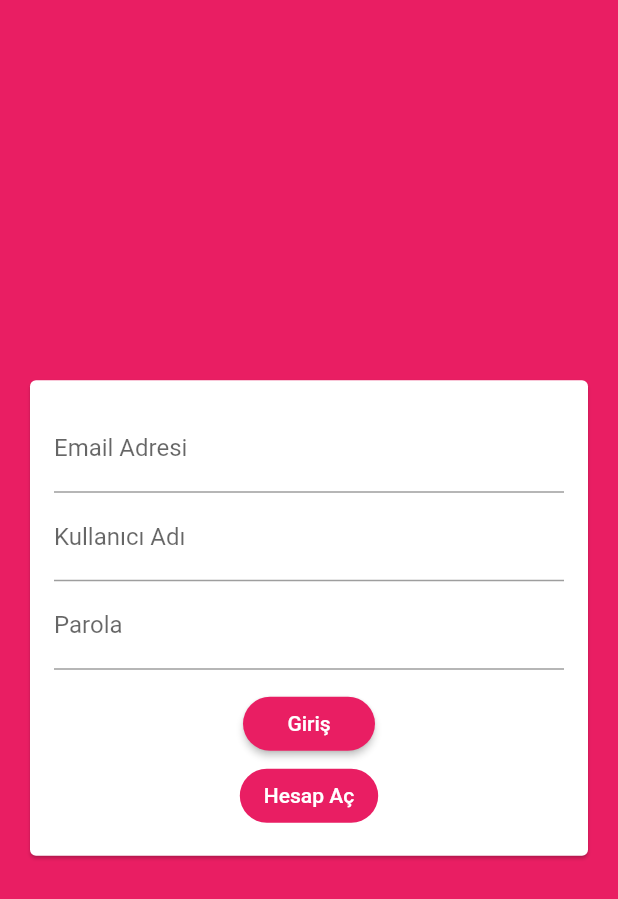
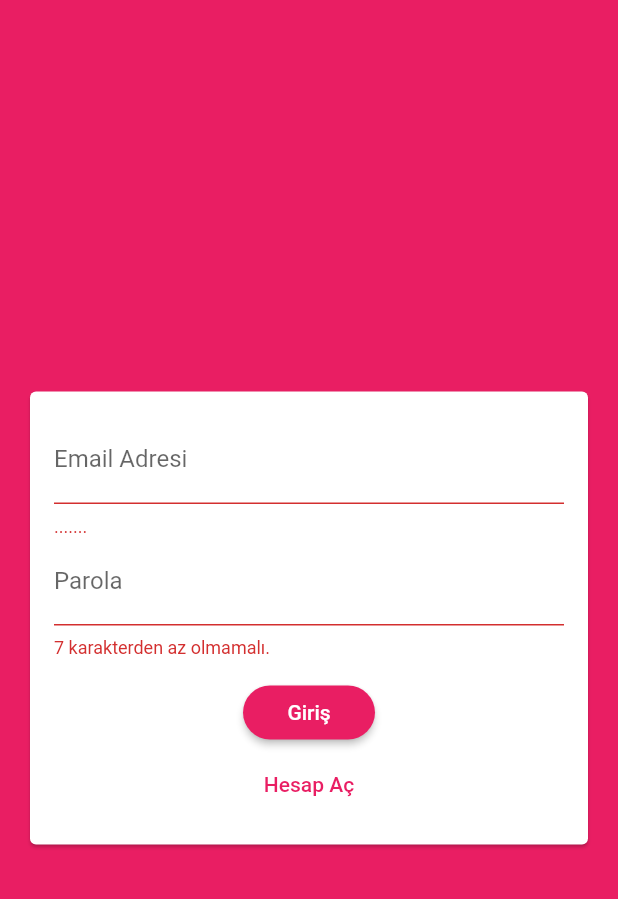
Before and after one commit to Ramekici/flutter-firebase-chat, a Flutter app: the screen it shows after launch, after a tap on "Giriş", on a phone screen of 412 x 824 dp. Shown: the top 899 px of the screen. Run offline on Flutter 3.47's test engine with Material 2 defaults, Android fonts, the phone set to English and light mode, and no system bars; our stand-ins replace cloud_firestore, firebase_auth, firebase_core; accounts and stored records are empty.

Commit message:
second update

```diff
--- a/lib/main.dart
+++ b/lib/main.dart
@@ -1,17 +1,24 @@
 import 'package:flutter/material.dart';
+import 'package:firebase_core/firebase_core.dart';
+import 'package:firebase_auth/firebase_auth.dart';
 import './pages/auth_page.dart';
 import './pages/chat_page.dart';
-
-
 
 void main() {
   runApp(MyApp());
 }
 
 class MyApp extends StatelessWidget {
-  // This widget is the root of your application.
   @override
   Widget build(BuildContext context) {
+    return FutureBuilder(
+        future: Firebase.initializeApp(),
+        builder: (context, snapshot) {
+          // if (snapshot.hasError) {
+          //   return SomethingWentWrong();
+          // }
+
+          if (snapshot.connectionState == ConnectionState.done) {
             return MaterialApp(
               title: 'Chat Uygulaması',
               debugShowCheckedModeBanner: false,
@@ -23,14 +30,25 @@ class MyApp extends StatelessWidget {
                 buttonTheme: ButtonTheme.of(context).copyWith(
                     buttonColor: Colors.pink,
                     textTheme: ButtonTextTheme.primary,
-          shape: RoundedRectangleBorder(borderRadius: BorderRadius.circular(20))
-        ),
+                    shape: RoundedRectangleBorder(
+                        borderRadius: BorderRadius.circular(20))),
                 visualDensity: VisualDensity.adaptivePlatformDensity,
               ),
-      home: AuthPage(),
-      routes: {
-        ChatPage.routeName: (ctx) =>  ChatPage()
-      },
+              home: StreamBuilder(stream: FirebaseAuth.instance.authStateChanges(),
+              builder: (ctx, userSnapshot){
+                if(userSnapshot.hasData){
+                  return ChatPage();
+                }
+                return AuthPage();
+              } ,),
+              //routes: {ChatPage.routeName: (ctx) => ChatPage()},
             );
           }
+          return MaterialApp(
+            home: Scaffold(
+              body: Center(child: CircularProgressIndicator(),)
+            )
+          );
+        });
   }
+}
--- a/lib/widgets/auth_form.dart
+++ b/lib/widgets/auth_form.dart
@@ -1,13 +1,36 @@
 import 'package:flutter/material.dart';
 
 class AuthForm extends StatefulWidget {
-  const AuthForm({Key key}) : super(key: key);
+  final void Function(String email, String password, String username,
+      bool ilsLogin, BuildContext ctx) _submitFn;
+  final bool _isLoader;
+
+  const AuthForm(this._submitFn, this._isLoader);
 
   @override
   _AuthFormState createState() => _AuthFormState();
 }
 
 class _AuthFormState extends State<AuthForm> {
+  final _formKey = GlobalKey<FormState>();
+
+  var _isLogin = true;
+  var _userEmail = '';
+  var _userName = '';
+  var _password = '';
+
+  void _trySubmit() {
+    final isValid = _formKey.currentState.validate();
+    print(isValid);
+    FocusScope.of(context).unfocus();
+    print(_userEmail);
+    if (isValid) {
+      _formKey.currentState.save();
+      widget._submitFn(_userEmail.trim(), _password.trim(), _userName.trim(),
+          _isLogin, context);
+    }
+  }
+
   @override
   Widget build(BuildContext context) {
     return Center(
@@ -17,32 +40,68 @@ class _AuthFormState extends State<AuthForm> {
           child: Padding(
         padding: EdgeInsets.all(16),
         child: Form(
+            key: _formKey,
             child: Column(
               mainAxisSize: MainAxisSize.min,
               children: <Widget>[
                 TextFormField(
-              keyboardType:TextInputType.emailAddress,
-              decoration: InputDecoration(labelText: 'Email Adresi')
+                  key: ValueKey('email'),
+                  validator: (value) {
+                    if (value.isEmpty || !value.contains('@')) {
+                      return '.......';
+                    }
+                    return null;
+                  },
+                  keyboardType: TextInputType.emailAddress,
+                  decoration: InputDecoration(labelText: 'Email Adresi'),
+                  onSaved: (value) {
+                    _userEmail = value;
+                  },
+                ),
+                if (!_isLogin)
+                  TextFormField(
+                    key: ValueKey('username'),
+                    decoration: InputDecoration(labelText: 'Kullanıcı Adı'),
+                    validator: (value) {
+                      if (value.isEmpty || value.length < 6) {
+                        return '6 karakterden az olmamalı.';
+                      }
+                      return null;
+                    },
+                    onSaved: (value) {
+                      _userName = value;
+                    },
                   ),
                 TextFormField(
-              decoration: InputDecoration(labelText: 'Kullanıcı Adı')
-            ),
-            TextFormField(
-              decoration: InputDecoration(labelText: 'Parola')
+                  key: ValueKey('password'),
+                  decoration: InputDecoration(labelText: 'Parola'),
+                  validator: (value) {
+                    if (value.isEmpty || value.length < 7) {
+                      return '7 karakterden az olmamalı.';
+                    }
+                    return null;
+                  },
+                  obscureText: true,
+                  onSaved: (value) {
+                    _password = value;
+                  },
                 ),
                 SizedBox(height: 12),
+                if (widget._isLoader) CircularProgressIndicator(),
+                if (!widget._isLoader)
                   RaisedButton(
-              child:Text('Giriş'),
-              onPressed: (){
-
-              }),
+                    child: Text(_isLogin ? 'Giriş' : 'Üye Ol'),
+                    onPressed: _trySubmit,
+                  ),
+                if (!widget._isLoader)
                   FlatButton(
-              color: Theme.of(context).primaryColor,
-              onPressed: (){
-
+                      textColor: Theme.of(context).primaryColor,
+                      onPressed: () {
+                        setState(() {
+                          _isLogin = !_isLogin;
+                        });
                       },
-              child: Text('Hesap Aç'))
-
+                      child: Text(_isLogin ? 'Hesap Aç' : 'Hesabım Var!'))
               ],
             )),
       )),
--- a/pubspec.yaml
+++ b/pubspec.yaml
@@ -10,8 +10,9 @@ environment:
 dependencies:
   flutter:
     sdk: flutter
-  firebase_core : ^0.7.0
-  cloud_firestore: ^0.16.0
+  firebase_core : "^0.7.0"
+  firebase_auth: "^0.20.0+1"
+  cloud_firestore: "^0.16.0"
 
 
   # The following adds the Cupertino Icons font to your application.
```
Also changed, not shown: lib/chat/message_bubble.dart (added, +45 -0 lines), lib/chat/messages.dart (added, +34 -0 lines), lib/chat/new_message.dart (added, +51 -0 lines), lib/pages/auth_page.dart (+48 -3 lines), lib/pages/chat_page.dart (+33 -33 lines), pubspec.lock. Lines whose indentation alone changed are shown as unchanged.
